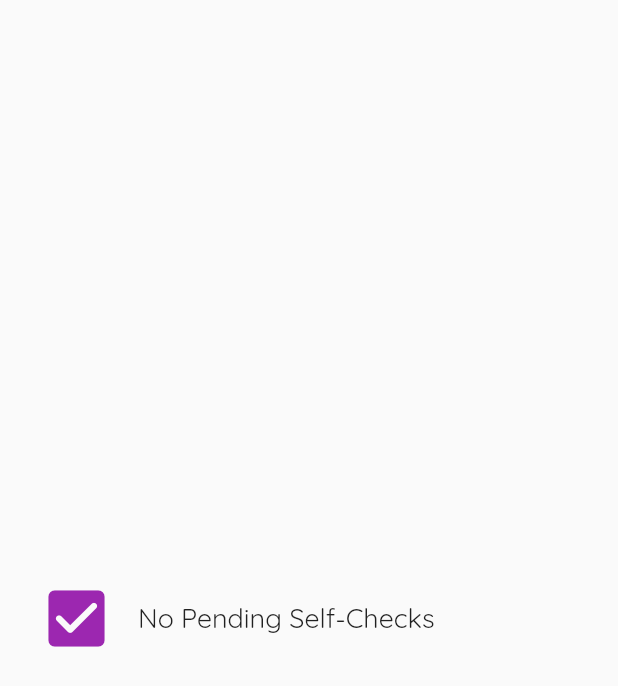
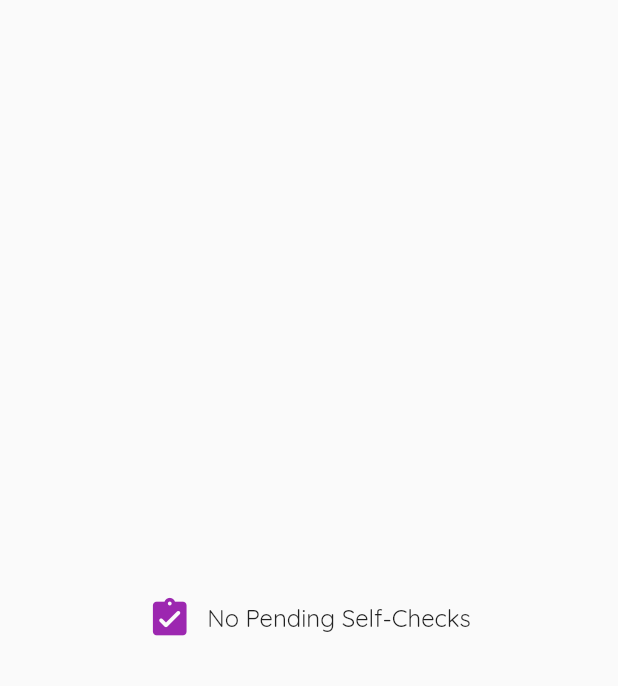
Before and after one commit to fcsvelasco/kumusta, a Flutter app: the ObservationsList widget shown alone on an empty page, opened directly with empty values, on a phone screen of 412 x 824 dp. Shown: the top 686 px of the screen. Run offline on Flutter 3.47's test engine with Material 2 defaults, Android fonts, the phone set to English and light mode, and no system bars; our stand-ins replace flutter_local_notifications, flutter_riverpod, loading_animation_widget, pie_chart, sqflite, timezone and 1 more; missing offline and left inert: eraser; accounts and stored records are empty.

Commit message:
minor UI update.

```diff
--- a/lib/widgets/current_checker/observations_list.dart
+++ b/lib/widgets/current_checker/observations_list.dart
@@ -1,6 +1,7 @@
 import 'package:intl/intl.dart';
 import 'package:flutter/material.dart';
 import 'package:flutter_riverpod/flutter_riverpod.dart';
+import 'package:worksampler/styling/app_theme_data.dart';
 
 import '../../models/observation.dart';
 
@@ -22,20 +23,23 @@ class ObservationsList extends ConsumerWidget {
         .toList();
 
     return observations.isEmpty
-        ? Container(
-            alignment: Alignment.center,
-            height: double.infinity,
-            padding: const EdgeInsets.all(10),
-            child: ListTile(
-              leading: Icon(
-                Icons.check_box_rounded,
-                color: Theme.of(context).accentColor,
-                size: 50,
-              ),
-              title: const Text(
-                'No Pending Self-Checks',
-                style: TextStyle(fontSize: 18),
-              ),
+        ? Center(
+            child: Row(
+              mainAxisSize: MainAxisSize.min,
+              children: [
+                Icon(
+                  Icons.assignment_turned_in_rounded,
+                  color: Theme.of(context).accentColor,
+                  size: 30,
+                ),
+                const SizedBox(
+                  width: 10,
+                ),
+                const Text(
+                  'No Pending Self-Checks',
+                  style: TextStyle(fontSize: 16),
+                ),
+              ],
             ),
           )
         : Container(
```
